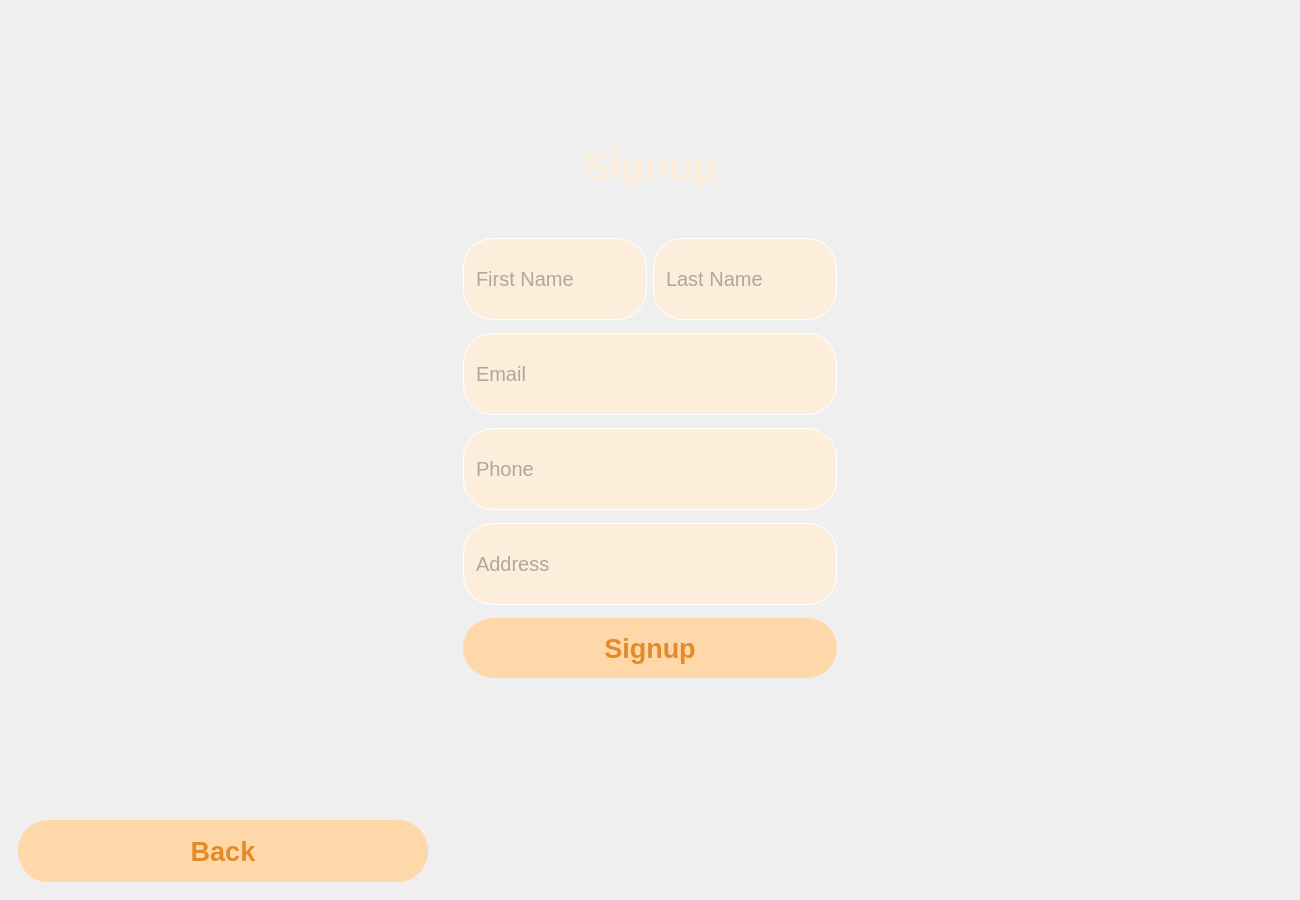
This is Forms/signup.ui in esraa-emary/Task-Worker-Matching as Qt 5 draws it before an edit. The edited form follows.
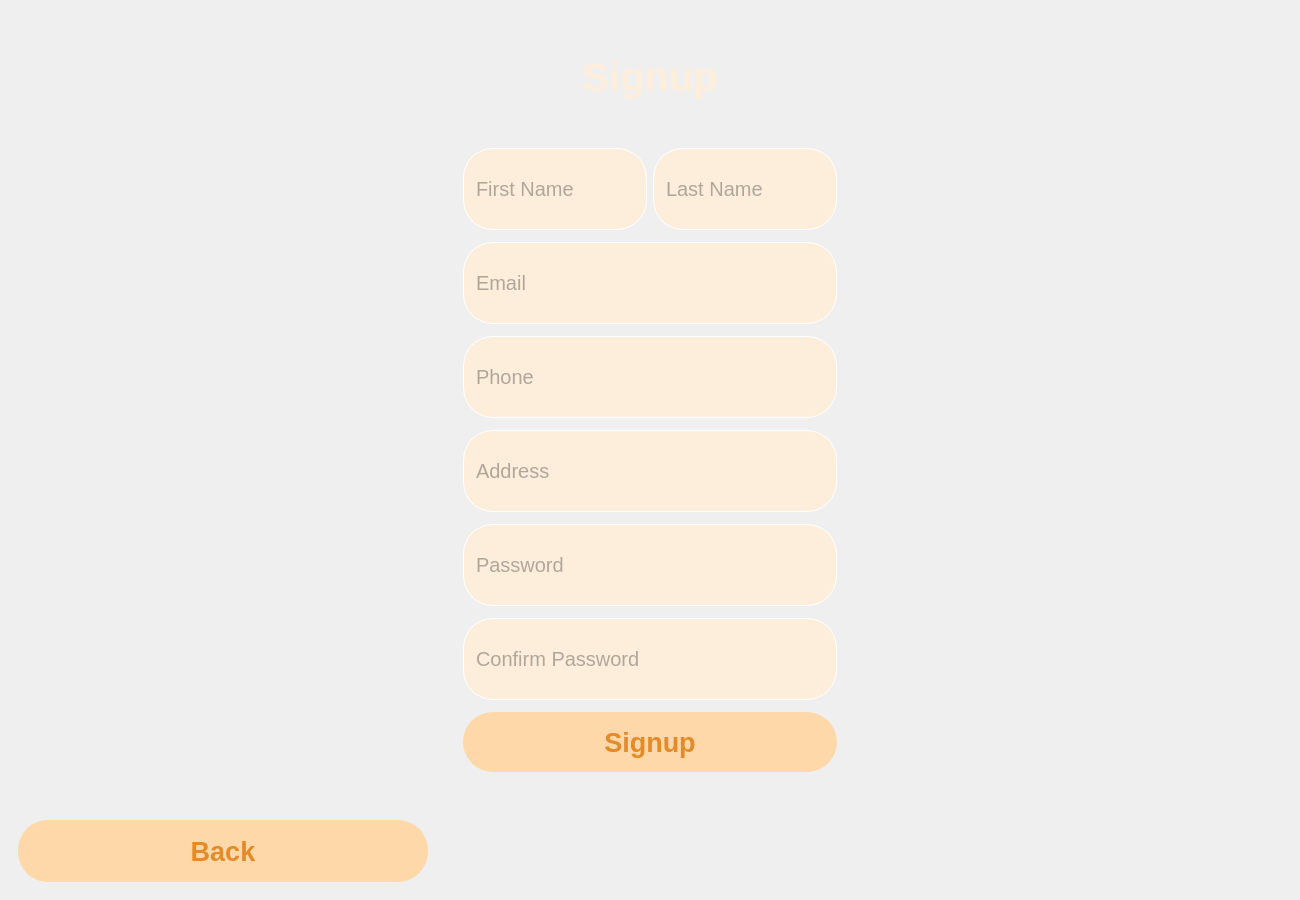
This is the edited form.

Commit message: finish login and signup :)

What changed in the file:
```diff
--- a/Forms/signup.ui
+++ b/Forms/signup.ui
@@ -119,7 +119,7 @@
          <property name="maximumSize">
           <size>
            <width>410</width>
-           <height>600</height>
+           <height>800</height>
           </size>
          </property>
          <property name="frameShape">
@@ -168,7 +168,7 @@
               <number>9</number>
              </property>
              <item row="0" column="0">
-              <widget class="QLineEdit" name="firstNane">
+              <widget class="QLineEdit" name="firstName">
                <property name="font">
                 <font>
                  <pointsize>15</pointsize>
@@ -179,15 +179,27 @@
                </property>
               </widget>
              </item>
-             <item row="0" column="1">
-              <widget class="QLineEdit" name="paymentInfo">
+             <item row="4" column="0" colspan="2">
+              <widget class="QLineEdit" name="password">
                <property name="font">
                 <font>
                  <pointsize>15</pointsize>
                 </font>
                </property>
                <property name="placeholderText">
-                <string>Last Name</string>
+                <string>Password</string>
+               </property>
+              </widget>
+             </item>
+             <item row="2" column="0" colspan="2">
+              <widget class="QLineEdit" name="phone">
+               <property name="font">
+                <font>
+                 <pointsize>15</pointsize>
+                </font>
+               </property>
+               <property name="placeholderText">
+                <string>Phone</string>
                </property>
               </widget>
              </item>
@@ -206,18 +218,6 @@
                </property>
               </widget>
              </item>
-             <item row="2" column="0" colspan="2">
-              <widget class="QLineEdit" name="phone">
-               <property name="font">
-                <font>
-                 <pointsize>15</pointsize>
-                </font>
-               </property>
-               <property name="placeholderText">
-                <string>Phone</string>
-               </property>
-              </widget>
-             </item>
              <item row="3" column="0" colspan="2">
               <widget class="QLineEdit" name="address">
                <property name="font">
@@ -230,8 +230,8 @@
                </property>
               </widget>
              </item>
-             <item row="4" column="0" colspan="2">
-              <widget class="QPushButton" name="submit">
+             <item row="6" column="0" colspan="2">
+              <widget class="QPushButton" name="signup">
                <property name="maximumSize">
                 <size>
                  <width>16777215</width>
@@ -252,11 +252,35 @@
                </property>
               </widget>
              </item>
+             <item row="0" column="1">
+              <widget class="QLineEdit" name="lastName">
+               <property name="font">
+                <font>
+                 <pointsize>15</pointsize>
+                </font>
+               </property>
+               <property name="placeholderText">
+                <string>Last Name</string>
+               </property>
+              </widget>
+             </item>
+             <item row="5" column="0" colspan="2">
+              <widget class="QLineEdit" name="confirm">
+               <property name="font">
+                <font>
+                 <pointsize>15</pointsize>
+                </font>
+               </property>
+               <property name="placeholderText">
+                <string>Confirm Password</string>
+               </property>
+              </widget>
+             </item>
             </layout>
            </widget>
           </item>
           <item row="0" column="0" colspan="2">
-           <widget class="QLabel" name="signup">
+           <widget class="QLabel" name="Label">
             <property name="maximumSize">
              <size>
               <width>16777215</width>
```
The commit also changes 8 other files.
